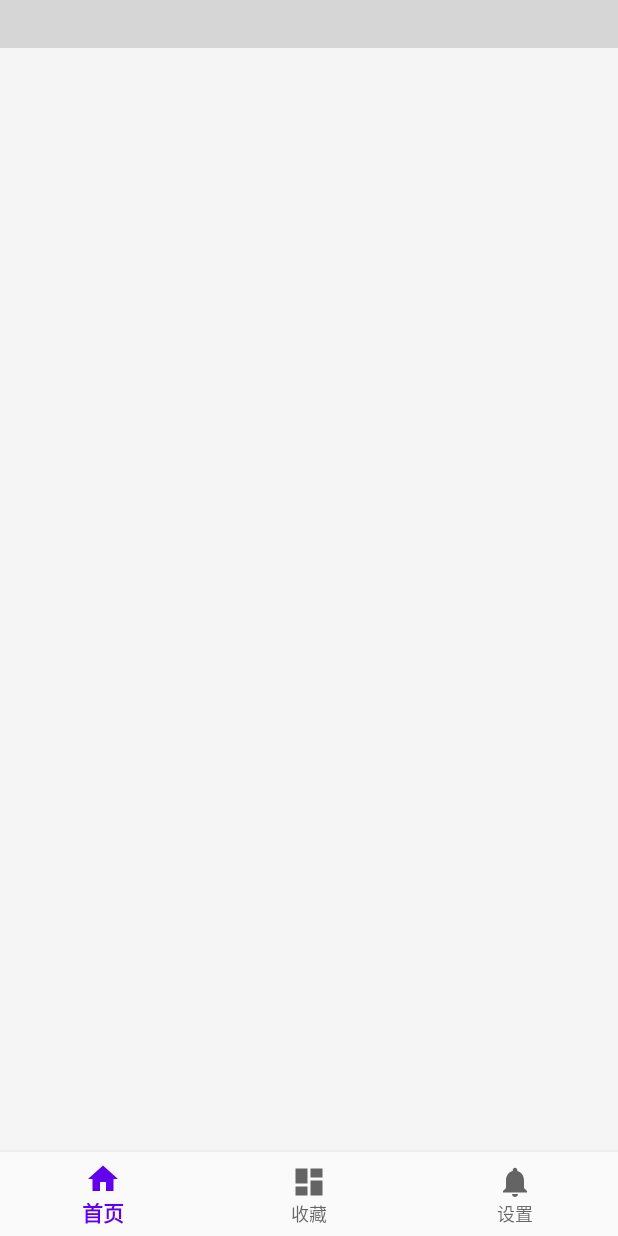
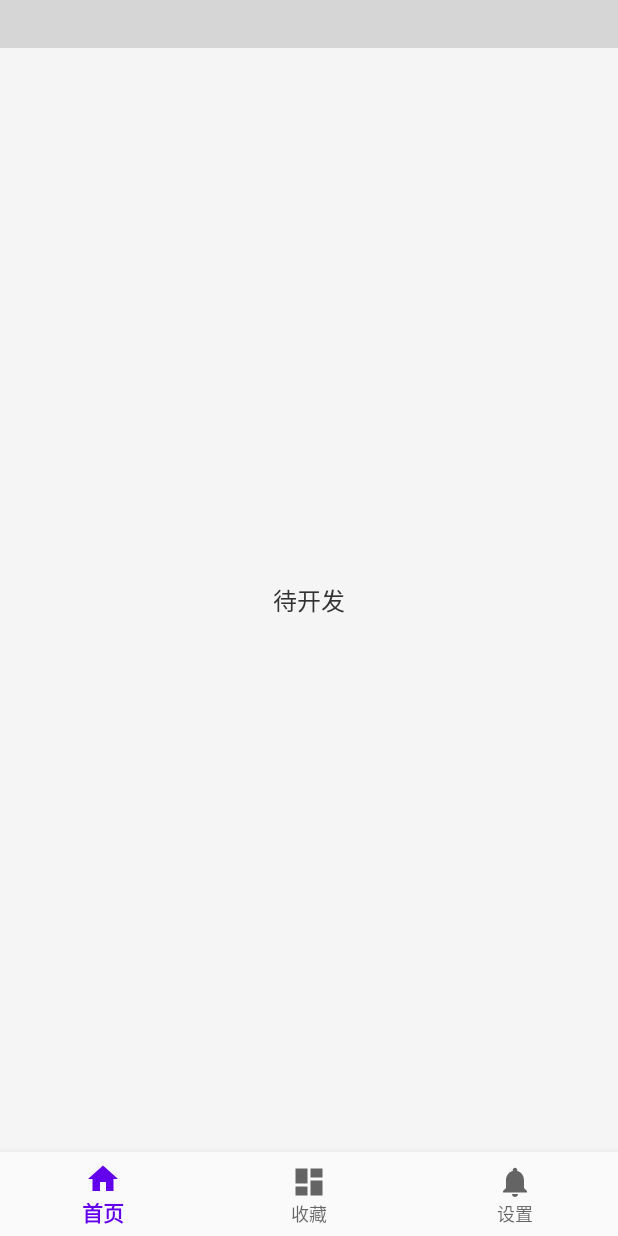
Before and after one commit to vicedev/ZY-Player-Android, an Android app: the fragment SettingFragment placed in its activity, on a phone screen of 412 x 824 dp. Run offline under Robolectric (Android 15) with nearby library versions, the phone set to English and light mode, and no system bars; libraries missing offline, so code that uses them is left out: com.blankj.utilcode, com.wuhenzhizao.titlebar; plain views replace CommonTitleBar; 6 statements that could not run were skipped; grey boxes are pictures that could not be loaded.

```diff
--- a/app/src/main/java/com/vicedev/zy_player_android/net/NetLoader.kt
+++ b/app/src/main/java/com/vicedev/zy_player_android/net/NetLoader.kt
@@ -15,6 +15,9 @@ const val TAG_FILM_GET = "tag_film_get"
 
 object NetLoader {
 
+    /**
+     * 最新数据
+     */
     fun filmGet(
         key: String,
         id: Int = 0,
@@ -53,6 +56,9 @@ object NetLoader {
             })
     }
 
+    /**
+     * 搜索数据
+     */
     fun searchGet(
         key: String,
         keywords: String,
--- a/app/src/main/java/com/vicedev/zy_player_android/ui/home/HomeFragment.kt
+++ b/app/src/main/java/com/vicedev/zy_player_android/ui/home/HomeFragment.kt
@@ -37,6 +37,7 @@ class HomeFragment : BaseFragment() {
 
     override fun initTitleBar(titleBar: CommonTitleBar?) {
         titleBar?.run {
+            centerSearchEditText.hint = "输入搜索内容"
             setListener { v, action, extra ->
                 when (action) {
                     CommonTitleBar.ACTION_SEARCH_DELETE -> {
--- a/app/src/main/res/layout/film_item_layout.xml
+++ b/app/src/main/res/layout/film_item_layout.xml
@@ -13,7 +13,7 @@
         android:gravity="center_vertical"
         android:singleLine="true"
         android:textColor="@color/normalFontColor"
-        android:textSize="14dp"
+        android:textSize="14sp"
         app:layout_constraintBottom_toBottomOf="parent"
         app:layout_constraintLeft_toLeftOf="parent"
         app:layout_constraintRight_toRightOf="parent"
--- a/app/src/main/res/layout/fragment_setting.xml
+++ b/app/src/main/res/layout/fragment_setting.xml
@@ -4,6 +4,7 @@
     xmlns:tools="http://schemas.android.com/tools"
     android:layout_width="match_parent"
     android:layout_height="match_parent"
+    android:orientation="vertical"
     tools:context=".ui.setting.SettingFragment">
 
     <com.wuhenzhizao.titlebar.widget.CommonTitleBar
@@ -11,4 +12,12 @@
         android:layout_width="match_parent"
         android:layout_height="wrap_content"
         app:centerType="textView" />
+
+    <TextView
+        android:layout_width="match_parent"
+        android:layout_height="match_parent"
+        android:gravity="center"
+        android:text="待开发"
+        android:textColor="@color/normalFontColor"
+        android:textSize="16sp" />
 </LinearLayout>
```
Also changed, not shown: app/src/main/java/com/vicedev/zy_player_android/net/DataParser.kt (+68 -30 lines), app/src/main/res/layout/fragment_collect.xml (+8 -0 lines).
